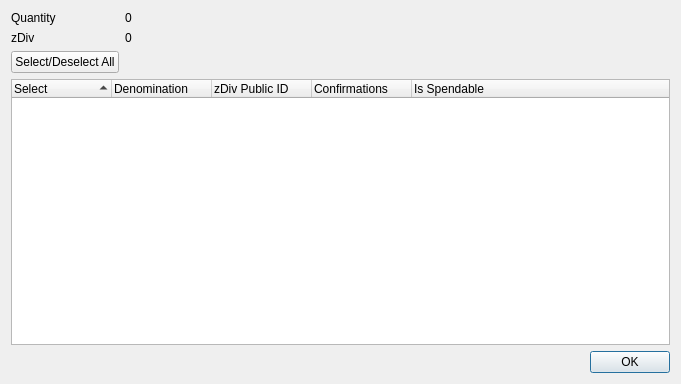
KingricharVD/Astra-Coin, file Astra/src/qt/forms/zdivcontroldialog.ui: the form before one commit.
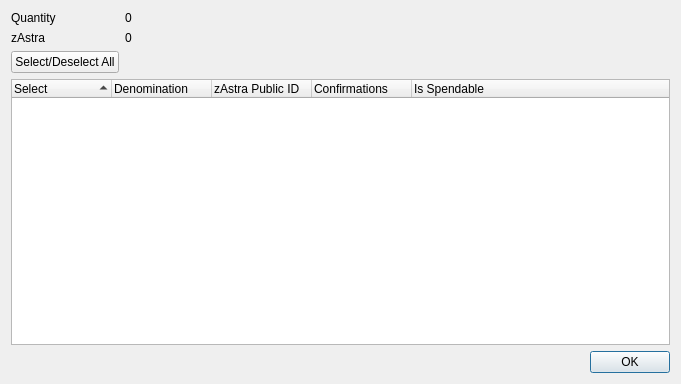
The form after the commit.

```diff
--- a/Astra/src/qt/forms/zdivcontroldialog.ui
+++ b/Astra/src/qt/forms/zdivcontroldialog.ui
@@ -42,7 +42,7 @@
      <item row="1" column="0">
       <widget class="QLabel" name="labelZDiv">
        <property name="text">
-        <string>zDiv</string>
+        <string>zAstra</string>
        </property>
       </widget>
      </item>
@@ -96,7 +96,7 @@
        </column>
        <column>
         <property name="text">
-         <string notr="true">zDiv Public ID</string>
+         <string notr="true">zAstra Public ID</string>
         </property>
        </column>
        <column>
```
Left out of the diff: 14 changed lines with no effect on the pictures.
